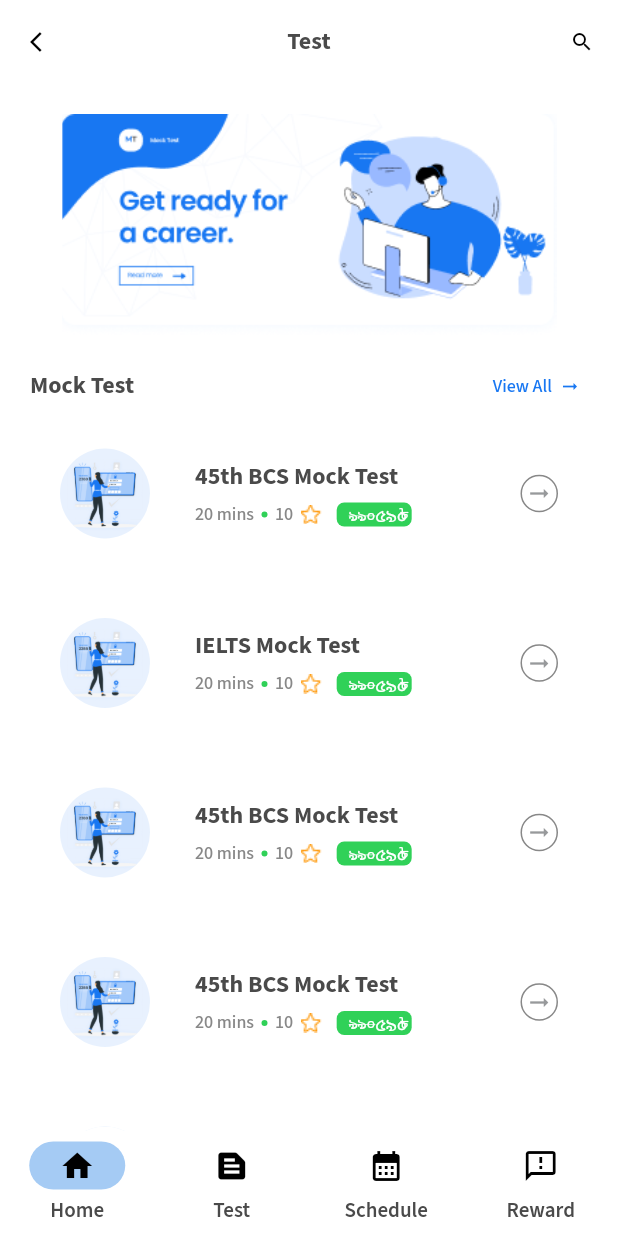
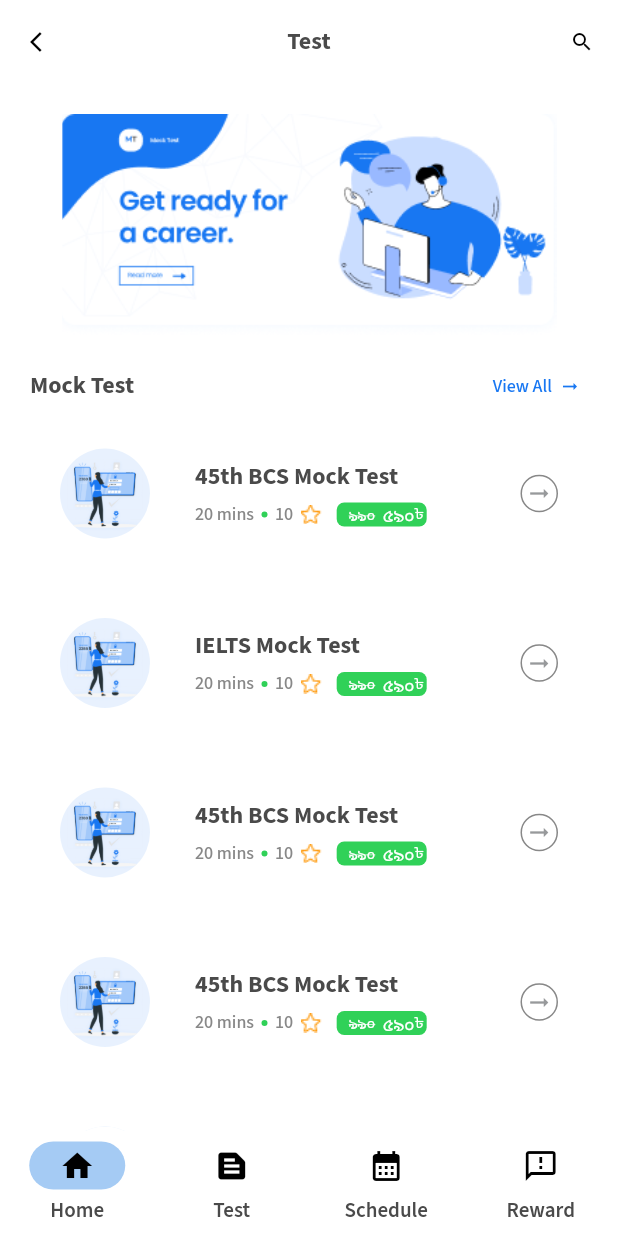
Before and after one commit to Wahid-Murad/Mock-Test, a Flutter app: the TestScreen screen opened by its route, on a phone screen of 412 x 824 dp. Run offline on Flutter 3.47's test engine with Material 2 defaults, Android fonts, the phone set to English and light mode, and no system bars; our stand-ins replace carousel_slider, get, intl_phone_field, pin_code_fields.

```diff
--- a/lib/views/test_screens/test_screen.dart
+++ b/lib/views/test_screens/test_screen.dart
@@ -55,19 +55,12 @@ class TestScreen extends StatelessWidget {
                         padding: const EdgeInsets.only(bottom: k5Padding),
                         child: ClipRRect(
                           borderRadius: BorderRadius.circular(k10BorderRadius),
-                          child: TextButton(
-                            style: kTextButtonStyle,
-                            onPressed: () async {
-                              // ll(index);
-
-                            },
                           child: CustomListItems(
                             backgroundImage: AssetImage(item['image']),
                             itemTitle: item['title'],
                             subTittle1: item['examTime'],
                             subTittle2: item['rating'],
                             priceWidget: PriceWidgetContainer(price: item['price'], isDiscountAvailable: true, priceWithoutDiscount: ks990Tk),
-                            ),
                           ),
                         ),
                       );
@@ -101,9 +94,6 @@ class TestScreen extends StatelessWidget {
                         padding: const EdgeInsets.only(bottom: k5Padding),
                         child: ClipRRect(
                           borderRadius: BorderRadius.circular(k10BorderRadius),
-                          child: TextButton(
-                            style: kTextButtonStyle,
-                            onPressed: () async {},
                           child: CustomListItems(
                             freeOrPaidWidget: CustomElevatedButton(
                               label: item['examType'],
@@ -117,7 +107,6 @@ class TestScreen extends StatelessWidget {
                             subTittle1: item['examMarks'],
                             subTittle2: item['examTime'],
                             subTittle3: item['examQuestionNumber'],
-                            ),
                           ),
                         ),
                       );
--- a/lib/widgets/common/test_lists/common_price_widget_container.dart
+++ b/lib/widgets/common/test_lists/common_price_widget_container.dart
@@ -14,7 +14,7 @@ class PriceWidgetContainer extends StatelessWidget {
   Widget build(BuildContext context) {
     return isDiscountAvailable
         ? Container(
-            width: h50,
+            width: h60,
             height: h16,
             decoration: BoxDecoration(
               color: cGreenColor,
```
Lines whose indentation alone changed are shown as unchanged.
